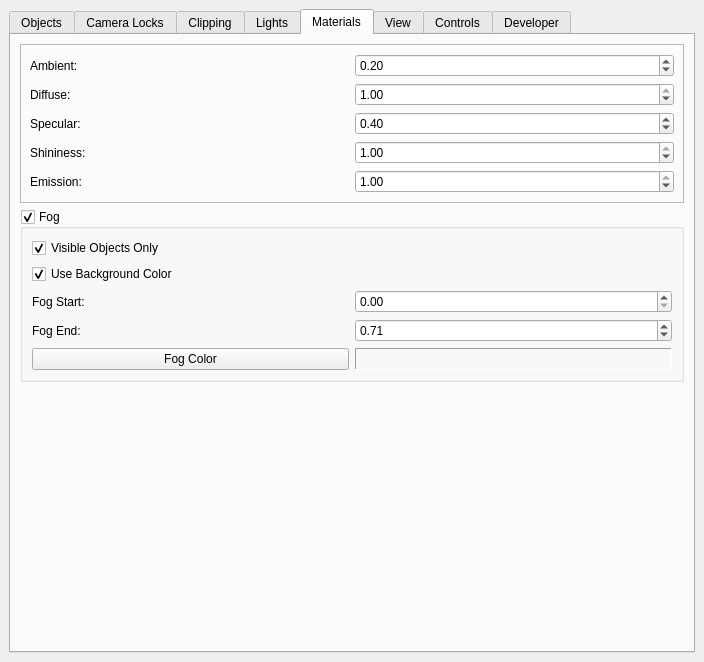
Old version of the form src/Interface/Modules/Render/ViewSceneControls.ui in the repository SCIInstitute/SCIRun.
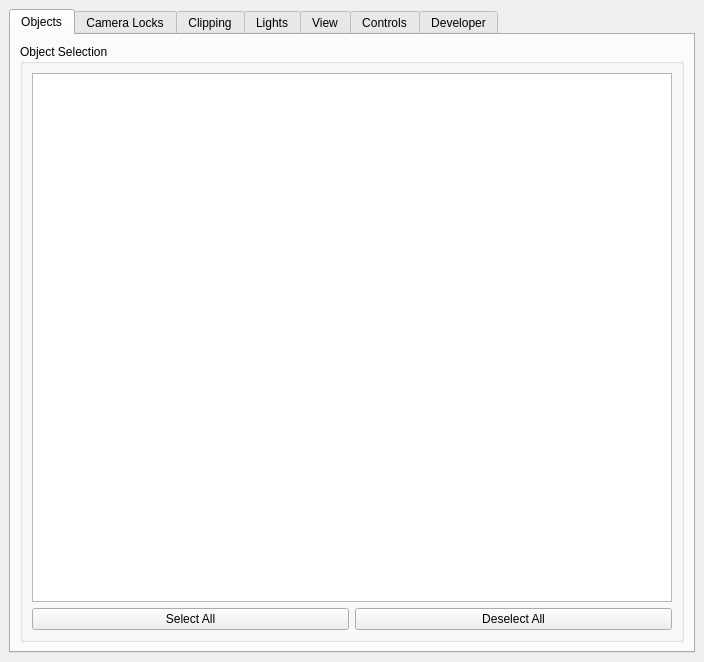
New version of the form. The open tabs and pages were chosen to show the change.

The edit to the form file:
```diff
--- a/src/Interface/Modules/Render/ViewSceneControls.ui
+++ b/src/Interface/Modules/Render/ViewSceneControls.ui
@@ -1061,245 +1061,6 @@
         </item>
        </layout>
       </widget>
-      <widget class="QWidget" name="MaterialsTab">
-       <attribute name="title">
-        <string>Materials</string>
-       </attribute>
-       <layout class="QVBoxLayout" name="verticalLayout_8">
-        <item>
-         <widget class="QFrame" name="materialsFrame_">
-          <property name="font">
-           <font>
-            <weight>50</weight>
-            <bold>false</bold>
-           </font>
-          </property>
-          <property name="frameShape">
-           <enum>QFrame::StyledPanel</enum>
-          </property>
-          <property name="frameShadow">
-           <enum>QFrame::Raised</enum>
-          </property>
-          <layout class="QGridLayout" name="gridLayout_9">
-           <item row="0" column="1">
-            <widget class="QDoubleSpinBox" name="ambientDoubleSpinBox_">
-             <property name="maximum">
-              <double>1.000000000000000</double>
-             </property>
-             <property name="singleStep">
-              <double>0.050000000000000</double>
-             </property>
-             <property name="value">
-              <double>0.200000000000000</double>
-             </property>
-            </widget>
-           </item>
-           <item row="3" column="0">
-            <widget class="QLabel" name="label_17">
-             <property name="text">
-              <string>Shininess:</string>
-             </property>
-            </widget>
-           </item>
-           <item row="1" column="0">
-            <widget class="QLabel" name="label_15">
-             <property name="text">
-              <string>Diffuse:</string>
-             </property>
-            </widget>
-           </item>
-           <item row="4" column="1">
-            <widget class="QDoubleSpinBox" name="emissionDoubleSpinBox_">
-             <property name="maximum">
-              <double>1.000000000000000</double>
-             </property>
-             <property name="singleStep">
-              <double>0.050000000000000</double>
-             </property>
-             <property name="value">
-              <double>1.000000000000000</double>
-             </property>
-            </widget>
-           </item>
-           <item row="4" column="0">
-            <widget class="QLabel" name="label_18">
-             <property name="text">
-              <string>Emission:</string>
-             </property>
-            </widget>
-           </item>
-           <item row="2" column="1">
-            <widget class="QDoubleSpinBox" name="specularDoubleSpinBox_">
-             <property name="minimum">
-              <double>0.000000000000000</double>
-             </property>
-             <property name="maximum">
-              <double>1.000000000000000</double>
-             </property>
-             <property name="singleStep">
-              <double>0.050000000000000</double>
-             </property>
-             <property name="value">
-              <double>0.400000000000000</double>
-             </property>
-            </widget>
-           </item>
-           <item row="3" column="1">
-            <widget class="QDoubleSpinBox" name="shininessDoubleSpinBox_">
-             <property name="maximum">
-              <double>1.000000000000000</double>
-             </property>
-             <property name="singleStep">
-              <double>0.050000000000000</double>
-             </property>
-             <property name="value">
-              <double>1.000000000000000</double>
-             </property>
-            </widget>
-           </item>
-           <item row="2" column="0">
-            <widget class="QLabel" name="label_16">
-             <property name="text">
-              <string>Specular:</string>
-             </property>
-            </widget>
-           </item>
-           <item row="0" column="0">
-            <widget class="QLabel" name="label_14">
-             <property name="text">
-              <string>Ambient:</string>
-             </property>
-            </widget>
-           </item>
-           <item row="1" column="1">
-            <widget class="QDoubleSpinBox" name="diffuseDoubleSpinBox_">
-             <property name="minimum">
-              <double>0.000000000000000</double>
-             </property>
-             <property name="maximum">
-              <double>1.000000000000000</double>
-             </property>
-             <property name="singleStep">
-              <double>0.050000000000000</double>
-             </property>
-             <property name="value">
-              <double>1.000000000000000</double>
-             </property>
-            </widget>
-           </item>
-          </layout>
-         </widget>
-        </item>
-        <item>
-         <widget class="QGroupBox" name="fogGroupBox_">
-          <property name="font">
-           <font>
-            <weight>50</weight>
-            <bold>false</bold>
-           </font>
-          </property>
-          <property name="title">
-           <string>Fog</string>
-          </property>
-          <property name="checkable">
-           <bool>true</bool>
-          </property>
-          <layout class="QGridLayout" name="gridLayout_10">
-           <item row="0" column="0" colspan="2">
-            <widget class="QCheckBox" name="fogOnVisibleObjectsCheckBox_">
-             <property name="text">
-              <string>Visible Objects Only</string>
-             </property>
-             <property name="checked">
-              <bool>true</bool>
-             </property>
-            </widget>
-           </item>
-           <item row="1" column="0" colspan="2">
-            <widget class="QCheckBox" name="fogUseBGColorCheckBox_">
-             <property name="text">
-              <string>Use Background Color</string>
-             </property>
-             <property name="checked">
-              <bool>true</bool>
-             </property>
-            </widget>
-           </item>
-           <item row="2" column="0">
-            <widget class="QLabel" name="label_19">
-             <property name="text">
-              <string>Fog Start:</string>
-             </property>
-            </widget>
-           </item>
-           <item row="2" column="1">
-            <widget class="QDoubleSpinBox" name="fogStartDoubleSpinBox_">
-             <property name="maximum">
-              <double>1.000000000000000</double>
-             </property>
-             <property name="singleStep">
-              <double>0.010000000000000</double>
-             </property>
-            </widget>
-           </item>
-           <item row="3" column="0">
-            <widget class="QLabel" name="label_20">
-             <property name="text">
-              <string>Fog End:</string>
-             </property>
-            </widget>
-           </item>
-           <item row="3" column="1">
-            <widget class="QDoubleSpinBox" name="fogEndDoubleSpinBox_">
-             <property name="maximum">
-              <double>100.000000000000000</double>
-             </property>
-             <property name="singleStep">
-              <double>0.010000000000000</double>
-             </property>
-             <property name="value">
-              <double>0.710000000000000</double>
-             </property>
-            </widget>
-           </item>
-           <item row="4" column="0">
-            <widget class="QPushButton" name="fogColorPushButton_">
-             <property name="text">
-              <string>Fog Color</string>
-             </property>
-            </widget>
-           </item>
-           <item row="4" column="1">
-            <widget class="QLabel" name="fogColorLabel_">
-             <property name="frameShape">
-              <enum>QFrame::Panel</enum>
-             </property>
-             <property name="frameShadow">
-              <enum>QFrame::Sunken</enum>
-             </property>
-             <property name="text">
-              <string/>
-             </property>
-            </widget>
-           </item>
-          </layout>
-         </widget>
-        </item>
-        <item>
-         <spacer name="verticalSpacer_4">
-          <property name="orientation">
-           <enum>Qt::Vertical</enum>
-          </property>
-          <property name="sizeHint" stdset="0">
-           <size>
-            <width>20</width>
-            <height>63</height>
-           </size>
-          </property>
-         </spacer>
-        </item>
-       </layout>
-      </widget>
       <widget class="QWidget" name="ViewTab">
        <attribute name="title">
         <string>View</string>
```
